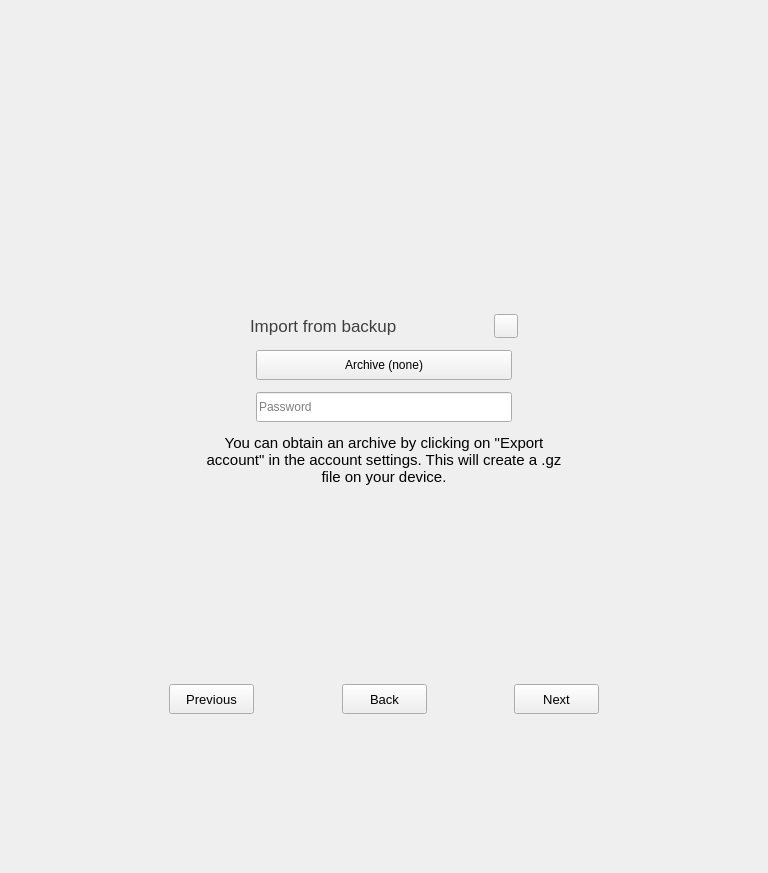
Before: the Qt Designer form newwizardwidget.ui in savoirfairelinux/jami-client-windows, drawn with Qt 5.
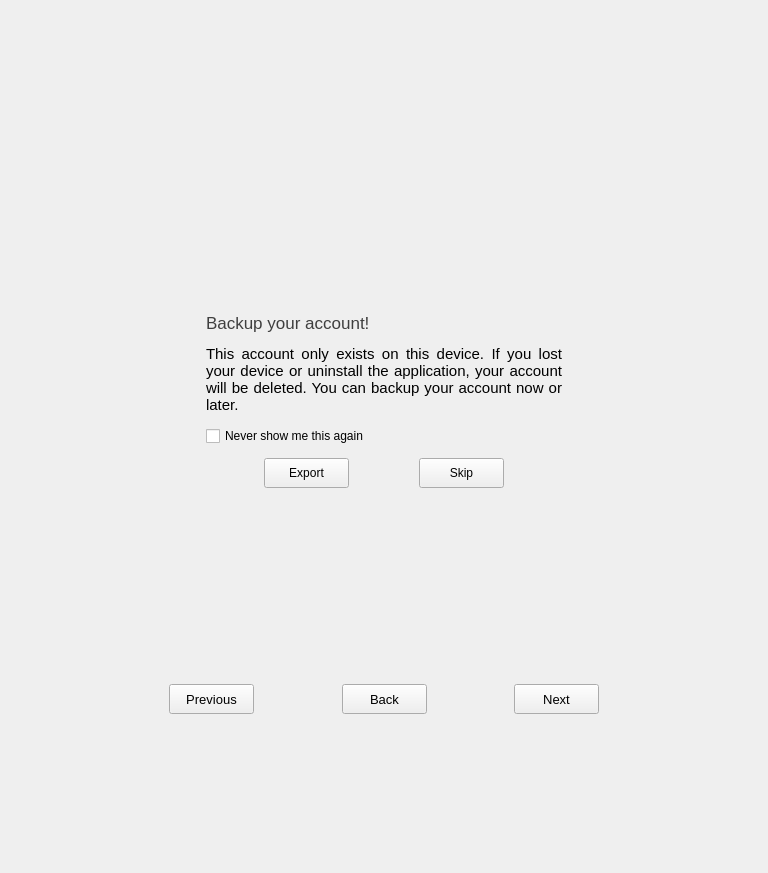
After: the same form once the commit is applied. Icons and pictures are not drawn. Custom widgets are drawn as their Qt base class.

Commit message: wizard: add backup keys page

Patch:
```diff
--- a/newwizardwidget.ui
+++ b/newwizardwidget.ui
@@ -108,7 +108,7 @@
                 <string notr="true"/>
                </property>
                <property name="currentIndex">
-                <number>3</number>
+                <number>4</number>
                </property>
                <widget class="QWidget" name="welcomePage">
                 <layout class="QVBoxLayout" name="verticalLayout_3">
@@ -2193,6 +2193,218 @@
                  </item>
                 </layout>
                </widget>
+               <widget class="QWidget" name="backupKeysPage">
+                <layout class="QVBoxLayout" name="verticalLayout_22">
+                 <property name="spacing">
+                  <number>0</number>
+                 </property>
+                 <property name="leftMargin">
+                  <number>0</number>
+                 </property>
+                 <property name="topMargin">
+                  <number>0</number>
+                 </property>
+                 <property name="rightMargin">
+                  <number>0</number>
+                 </property>
+                 <property name="bottomMargin">
+                  <number>0</number>
+                 </property>
+                 <item>
+                  <spacer name="verticalSpacer_18">
+                   <property name="orientation">
+                    <enum>Qt::Vertical</enum>
+                   </property>
+                   <property name="sizeHint" stdset="0">
+                    <size>
+                     <width>20</width>
+                     <height>40</height>
+                    </size>
+                   </property>
+                  </spacer>
+                 </item>
+                 <item>
+                  <layout class="QVBoxLayout" name="verticalLayout_15">
+                   <property name="spacing">
+                    <number>12</number>
+                   </property>
+                   <property name="topMargin">
+                    <number>0</number>
+                   </property>
+                   <item>
+                    <widget class="QLabel" name="backupKeysLabel">
+                     <property name="minimumSize">
+                      <size>
+                       <width>256</width>
+                       <height>0</height>
+                      </size>
+                     </property>
+                     <property name="maximumSize">
+                      <size>
+                       <width>16777215</width>
+                       <height>16777215</height>
+                      </size>
+                     </property>
+                     <property name="font">
+                      <font>
+                       <pointsize>13</pointsize>
+                      </font>
+                     </property>
+                     <property name="styleSheet">
+                      <string notr="true">color: rgb(63, 63, 63)</string>
+                     </property>
+                     <property name="text">
+                      <string>Backup your account!</string>
+                     </property>
+                    </widget>
+                   </item>
+                   <item>
+                    <widget class="QLabel" name="backupInfoLabel">
+                     <property name="minimumSize">
+                      <size>
+                       <width>0</width>
+                       <height>0</height>
+                      </size>
+                     </property>
+                     <property name="maximumSize">
+                      <size>
+                       <width>16777215</width>
+                       <height>16777215</height>
+                      </size>
+                     </property>
+                     <property name="font">
+                      <font>
+                       <pointsize>11</pointsize>
+                      </font>
+                     </property>
+                     <property name="text">
+                      <string>This account only exists on this device. If you lost your device or uninstall the application, your account will be deleted. You can backup your account now or later.</string>
+                     </property>
+                     <property name="alignment">
+                      <set>Qt::AlignJustify|Qt::AlignVCenter</set>
+                     </property>
+                     <property name="wordWrap">
+                      <bool>true</bool>
+                     </property>
+                    </widget>
+                   </item>
+                   <item>
+                    <widget class="QCheckBox" name="neverShowAgainBox">
+                     <property name="minimumSize">
+                      <size>
+                       <width>0</width>
+                       <height>0</height>
+                      </size>
+                     </property>
+                     <property name="maximumSize">
+                      <size>
+                       <width>16777215</width>
+                       <height>16777215</height>
+                      </size>
+                     </property>
+                     <property name="text">
+                      <string>Never show me this again</string>
+                     </property>
+                    </widget>
+                   </item>
+                   <item>
+                    <layout class="QHBoxLayout" name="horizontalLayout_19">
+                     <item>
+                      <spacer name="horizontalSpacer_16">
+                       <property name="orientation">
+                        <enum>Qt::Horizontal</enum>
+                       </property>
+                       <property name="sizeHint" stdset="0">
+                        <size>
+                         <width>40</width>
+                         <height>20</height>
+                        </size>
+                       </property>
+                      </spacer>
+                     </item>
+                     <item>
+                      <widget class="QPushButton" name="exportBtn">
+                       <property name="minimumSize">
+                        <size>
+                         <width>85</width>
+                         <height>30</height>
+                        </size>
+                       </property>
+                       <property name="maximumSize">
+                        <size>
+                         <width>85</width>
+                         <height>30</height>
+                        </size>
+                       </property>
+                       <property name="text">
+                        <string>Export</string>
+                       </property>
+                      </widget>
+                     </item>
+                     <item>
+                      <spacer name="horizontalSpacer_14">
+                       <property name="orientation">
+                        <enum>Qt::Horizontal</enum>
+                       </property>
+                       <property name="sizeHint" stdset="0">
+                        <size>
+                         <width>40</width>
+                         <height>20</height>
+                        </size>
+                       </property>
+                      </spacer>
+                     </item>
+                     <item>
+                      <widget class="QPushButton" name="skipBtn">
+                       <property name="minimumSize">
+                        <size>
+                         <width>85</width>
+                         <height>30</height>
+                        </size>
+                       </property>
+                       <property name="maximumSize">
+                        <size>
+                         <width>85</width>
+                         <height>30</height>
+                        </size>
+                       </property>
+                       <property name="text">
+                        <string>Skip</string>
+                       </property>
+                      </widget>
+                     </item>
+                     <item>
+                      <spacer name="horizontalSpacer_19">
+                       <property name="orientation">
+                        <enum>Qt::Horizontal</enum>
+                       </property>
+                       <property name="sizeHint" stdset="0">
+                        <size>
+                         <width>40</width>
+                         <height>20</height>
+                        </size>
+                       </property>
+                      </spacer>
+                     </item>
+                    </layout>
+                   </item>
+                  </layout>
+                 </item>
+                 <item>
+                  <spacer name="verticalSpacer_24">
+                   <property name="orientation">
+                    <enum>Qt::Vertical</enum>
+                   </property>
+                   <property name="sizeHint" stdset="0">
+                    <size>
+                     <width>20</width>
+                     <height>40</height>
+                    </size>
+                   </property>
+                  </spacer>
+                 </item>
+                </layout>
+               </widget>
                <widget class="QWidget" name="importFromDevicePage">
                 <layout class="QVBoxLayout" name="verticalLayout_19">
                  <property name="spacing">
```
Left out of the diff: 2 changed lines with no effect on the pictures. The commit also changes 4 other files.
